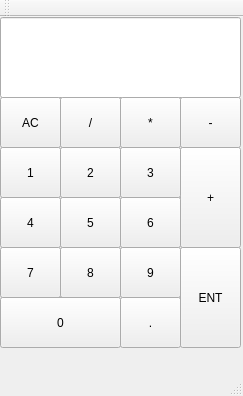
First picture: the form in gui_calculator_3/mainwindow.ui, repository givikuna/qtLessons, before the edit.
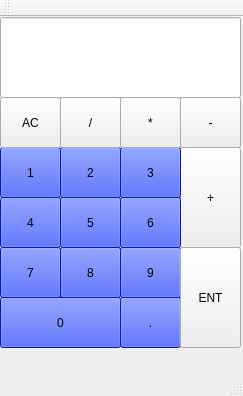
Second picture: the form after the edit.

Commit message: classes-student-remind

Diff of the .ui file:
```diff
--- a/gui_calculator_3/mainwindow.ui
+++ b/gui_calculator_3/mainwindow.ui
@@ -33,6 +33,12 @@
       <height>51</height>
      </rect>
     </property>
+    <property name="styleSheet">
+     <string notr="true">
+border-color: rgb(0, 0, 0);
+alternate-background-color: rgb(85, 0, 255);
+background-color: rgb(0, 38, 255);</string>
+    </property>
     <property name="text">
      <string>5</string>
     </property>
@@ -46,6 +52,9 @@
       <height>101</height>
      </rect>
     </property>
+    <property name="styleSheet">
+     <string notr="true"/>
+    </property>
     <property name="text">
      <string>+</string>
     </property>
@@ -59,6 +68,12 @@
       <height>51</height>
      </rect>
     </property>
+    <property name="styleSheet">
+     <string notr="true">
+border-color: rgb(0, 0, 0);
+alternate-background-color: rgb(85, 0, 255);
+background-color: rgb(0, 38, 255);</string>
+    </property>
     <property name="text">
      <string>1</string>
     </property>
@@ -72,6 +87,12 @@
       <height>51</height>
      </rect>
     </property>
+    <property name="styleSheet">
+     <string notr="true">
+border-color: rgb(0, 0, 0);
+alternate-background-color: rgb(85, 0, 255);
+background-color: rgb(0, 38, 255);</string>
+    </property>
     <property name="text">
      <string>3</string>
     </property>
@@ -85,6 +106,12 @@
       <height>51</height>
      </rect>
     </property>
+    <property name="styleSheet">
+     <string notr="true">
+border-color: rgb(0, 0, 0);
+alternate-background-color: rgb(85, 0, 255);
+background-color: rgb(0, 38, 255);</string>
+    </property>
     <property name="text">
      <string>8</string>
     </property>
@@ -98,6 +125,12 @@
       <height>51</height>
      </rect>
     </property>
+    <property name="styleSheet">
+     <string notr="true">
+border-color: rgb(0, 0, 0);
+alternate-background-color: rgb(85, 0, 255);
+background-color: rgb(0, 38, 255);</string>
+    </property>
     <property name="text">
      <string>4</string>
     </property>
@@ -111,6 +144,12 @@
       <height>51</height>
      </rect>
     </property>
+    <property name="styleSheet">
+     <string notr="true">
+border-color: rgb(0, 0, 0);
+alternate-background-color: rgb(85, 0, 255);
+background-color: rgb(0, 38, 255);</string>
+    </property>
     <property name="text">
      <string>7</string>
     </property>
@@ -124,6 +163,12 @@
       <height>51</height>
      </rect>
     </property>
+    <property name="styleSheet">
+     <string notr="true">
+border-color: rgb(0, 0, 0);
+alternate-background-color: rgb(85, 0, 255);
+background-color: rgb(0, 38, 255);</string>
+    </property>
     <property name="text">
      <string>9</string>
     </property>
@@ -137,6 +182,12 @@
       <height>51</height>
      </rect>
     </property>
+    <property name="styleSheet">
+     <string notr="true">
+border-color: rgb(0, 0, 0);
+alternate-background-color: rgb(85, 0, 255);
+background-color: rgb(0, 38, 255);</string>
+    </property>
     <property name="text">
      <string>6</string>
     </property>
@@ -150,6 +201,12 @@
       <height>51</height>
      </rect>
     </property>
+    <property name="styleSheet">
+     <string notr="true">
+border-color: rgb(0, 0, 0);
+alternate-background-color: rgb(85, 0, 255);
+background-color: rgb(0, 38, 255);</string>
+    </property>
     <property name="text">
      <string>2</string>
     </property>
@@ -163,6 +220,12 @@
       <height>51</height>
      </rect>
     </property>
+    <property name="styleSheet">
+     <string notr="true">
+border-color: rgb(0, 0, 0);
+alternate-background-color: rgb(85, 0, 255);
+background-color: rgb(0, 38, 255);</string>
+    </property>
     <property name="text">
      <string>0</string>
     </property>
@@ -176,6 +239,12 @@
       <height>51</height>
      </rect>
     </property>
+    <property name="styleSheet">
+     <string notr="true">
+border-color: rgb(0, 0, 0);
+alternate-background-color: rgb(85, 0, 255);
+background-color: rgb(0, 38, 255);</string>
+    </property>
     <property name="text">
      <string>.</string>
     </property>
@@ -202,6 +271,9 @@
       <height>51</height>
      </rect>
     </property>
+    <property name="styleSheet">
+     <string notr="true"/>
+    </property>
     <property name="text">
      <string>AC</string>
     </property>
@@ -215,6 +287,9 @@
       <height>51</height>
      </rect>
     </property>
+    <property name="styleSheet">
+     <string notr="true"/>
+    </property>
     <property name="text">
      <string>/</string>
     </property>
@@ -228,6 +303,9 @@
       <height>51</height>
      </rect>
     </property>
+    <property name="styleSheet">
+     <string notr="true"/>
+    </property>
     <property name="text">
      <string>*</string>
     </property>
```
Left out of the diff: 3 changed lines with no effect on the pictures. The commit also changes 2 other files.
